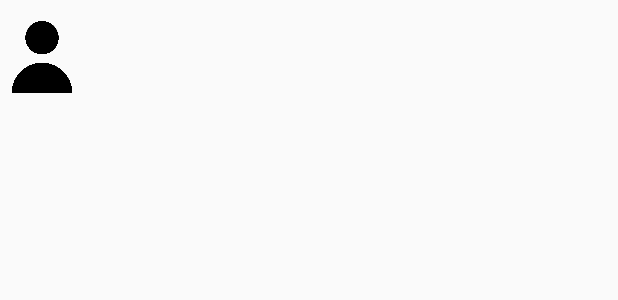
After one commit to omarbakker/Stream-app, an Android app: the layout list_item_member.xml on its own in the app's theme, with its tools: preview values and no code run, on a phone screen of 412 x 824 dp. The commit adds this screen. Shown: the top 300 px of the screen. Run offline under Robolectric (Android 15) with nearby library versions, the phone set to English and light mode, and no system bars.

Commit message:
Adding Teams UI

```diff
--- a/app/src/main/res/layout/fragment_team.xml
+++ b/app/src/main/res/layout/fragment_team.xml
@@ -14,7 +14,7 @@
         android:layout_alignParentTop ="true"
         android:id="@+id/team_text"/>
 
-    <ListView android:id="@id/android:list"
+    <ListView android:id="@+id/list_team"
         android:layout_height="match_parent"
         android:layout_width="match_parent"
         android:layout_below="@+id/team_text"/>
--- /dev/null
+++ b/app/src/main/res/layout/list_item_member.xml
@@ -0,0 +1,35 @@
+<?xml version="1.0" encoding="utf-8"?>
+<RelativeLayout xmlns:android="http://schemas.android.com/apk/res/android"
+    android:orientation="vertical"
+    android:layout_width="match_parent"
+    android:layout_height="match_parent"
+    android:paddingRight="10dp"
+    android:paddingTop="10dp"
+    android:paddingBottom="10dp">
+
+    <ImageView
+        android:id="@+id/item_member_image"
+        android:layout_width="wrap_content"
+        android:layout_height="wrap_content"
+        android:layout_alignParentTop="true"
+        android:src="@mipmap/user"
+        android:padding="4dp"/>
+
+    <TextView
+        android:id="@+id/item_username"
+        android:layout_width="wrap_content"
+        android:layout_height="wrap_content"
+        android:layout_toRightOf="@id/item_member_image"
+        android:textSize="25dp"
+        android:padding="4dp"
+        android:layout_alignParentTop="true"/>
+
+    <TextView
+        android:id="@+id/item_user_email"
+        android:layout_width="wrap_content"
+        android:layout_height="wrap_content"
+        android:textSize="15dp"
+        android:layout_below="@id/item_username"
+        android:padding="4dp"/>
+
+</RelativeLayout>
```
Also changed, not shown: app/src/main/java/com/test/stream/stream/UIFragments/TeamFragment.java (+39 -2 lines), app/src/main/java/com/test/stream/stream/Utilities/TeamAdapter.java (added, +78 -0 lines).
